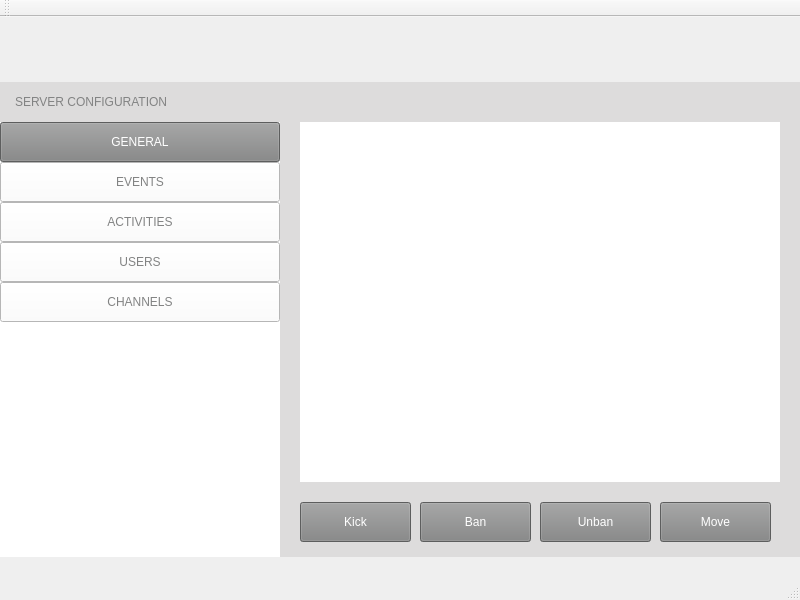
Old version of the form DedicatedServer/VirtualShutterDedicatedServer/mainwindow.ui in the repository bojakowsky/VirtualShutterProject-VoiceCommunicator.
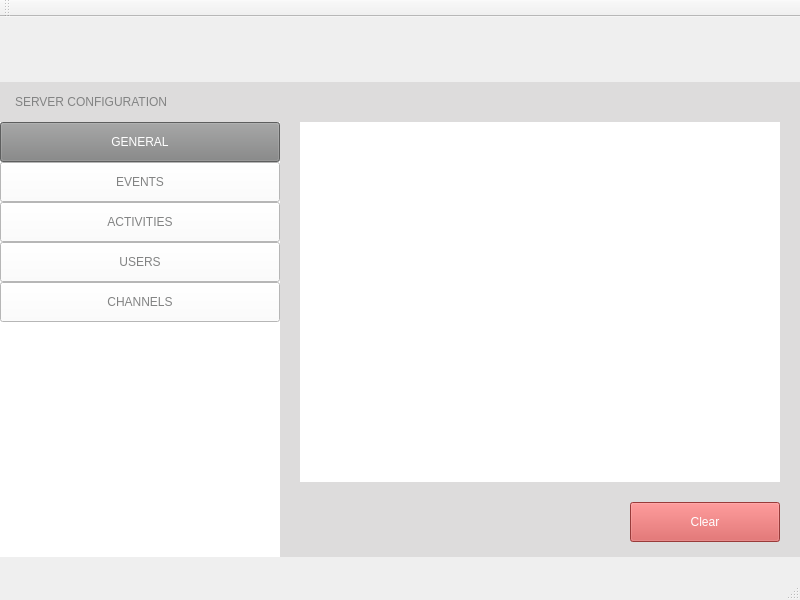
New version of the form. Icons and pictures are not drawn.

Commit message: Server mainly done, clean up to be made

```diff
--- a/DedicatedServer/VirtualShutterDedicatedServer/mainwindow.ui
+++ b/DedicatedServer/VirtualShutterDedicatedServer/mainwindow.ui
@@ -86,7 +86,7 @@
        <rect>
         <x>0</x>
         <y>0</y>
-        <width>180</width>
+        <width>220</width>
         <height>40</height>
        </rect>
       </property>
@@ -114,12 +114,15 @@
      <widget class="QLineEdit" name="serverNameEdit">
       <property name="geometry">
        <rect>
-        <x>190</x>
+        <x>230</x>
         <y>0</y>
-        <width>280</width>
+        <width>240</width>
         <height>30</height>
        </rect>
       </property>
+      <property name="text">
+       <string>TIP_Server</string>
+      </property>
       <property name="frame">
        <bool>false</bool>
       </property>
@@ -130,9 +133,9 @@
      <widget class="Line" name="line">
       <property name="geometry">
        <rect>
-        <x>190</x>
+        <x>230</x>
         <y>32</y>
-        <width>280</width>
+        <width>240</width>
         <height>2</height>
        </rect>
       </property>
@@ -164,7 +167,7 @@
        <rect>
         <x>0</x>
         <y>0</y>
-        <width>180</width>
+        <width>220</width>
         <height>40</height>
        </rect>
       </property>
@@ -185,19 +188,22 @@
 font: 13pt &quot;Cantarell&quot;;</string>
        </property>
        <property name="text">
-        <string>IP</string>
+        <string>IP ADDRESS</string>
        </property>
       </widget>
      </widget>
      <widget class="QLineEdit" name="ipEdit">
       <property name="geometry">
        <rect>
-        <x>190</x>
+        <x>230</x>
         <y>0</y>
-        <width>280</width>
+        <width>240</width>
         <height>30</height>
        </rect>
       </property>
+      <property name="text">
+       <string>192.168.0.100</string>
+      </property>
       <property name="frame">
        <bool>false</bool>
       </property>
@@ -208,9 +214,9 @@
      <widget class="Line" name="line_3">
       <property name="geometry">
        <rect>
-        <x>190</x>
+        <x>230</x>
         <y>32</y>
-        <width>280</width>
+        <width>240</width>
         <height>2</height>
        </rect>
       </property>
@@ -242,7 +248,7 @@
        <rect>
         <x>0</x>
         <y>0</y>
-        <width>180</width>
+        <width>220</width>
         <height>40</height>
        </rect>
       </property>
@@ -270,12 +276,15 @@
      <widget class="QLineEdit" name="portEdit">
       <property name="geometry">
        <rect>
-        <x>190</x>
+        <x>230</x>
         <y>0</y>
-        <width>280</width>
+        <width>240</width>
         <height>30</height>
        </rect>
       </property>
+      <property name="text">
+       <string>1000</string>
+      </property>
       <property name="frame">
        <bool>false</bool>
       </property>
@@ -286,9 +295,9 @@
      <widget class="Line" name="line_4">
       <property name="geometry">
        <rect>
-        <x>190</x>
+        <x>230</x>
         <y>32</y>
-        <width>280</width>
+        <width>240</width>
         <height>2</height>
        </rect>
       </property>
@@ -320,7 +329,7 @@
        <rect>
         <x>0</x>
         <y>0</y>
-        <width>180</width>
+        <width>220</width>
         <height>40</height>
        </rect>
       </property>
@@ -341,19 +350,22 @@
 font: 13pt &quot;Cantarell&quot;;</string>
        </property>
        <property name="text">
-        <string>USERS LIMIT</string>
+        <string>ALL USERS LIMIT</string>
        </property>
       </widget>
      </widget>
      <widget class="QLineEdit" name="limitEdit">
       <property name="geometry">
        <rect>
-        <x>190</x>
+        <x>230</x>
         <y>0</y>
-        <width>280</width>
+        <width>240</width>
         <height>30</height>
        </rect>
       </property>
+      <property name="text">
+       <string>32</string>
+      </property>
       <property name="frame">
        <bool>false</bool>
       </property>
@@ -364,9 +376,9 @@
      <widget class="Line" name="line_5">
       <property name="geometry">
        <rect>
-        <x>190</x>
+        <x>230</x>
         <y>32</y>
-        <width>280</width>
+        <width>240</width>
         <height>2</height>
        </rect>
       </property>
@@ -427,7 +439,7 @@
        <rect>
         <x>0</x>
         <y>0</y>
-        <width>180</width>
+        <width>220</width>
         <height>40</height>
        </rect>
       </property>
@@ -455,9 +467,9 @@
      <widget class="QLineEdit" name="passwordEdit">
       <property name="geometry">
        <rect>
-        <x>190</x>
+        <x>230</x>
         <y>0</y>
-        <width>280</width>
+        <width>240</width>
         <height>30</height>
        </rect>
       </property>
@@ -471,9 +483,9 @@
      <widget class="Line" name="line_6">
       <property name="geometry">
        <rect>
-        <x>190</x>
+        <x>230</x>
         <y>32</y>
-        <width>280</width>
+        <width>240</width>
         <height>2</height>
        </rect>
       </property>
@@ -869,7 +881,7 @@
     <property name="styleSheet">
      <string notr="true">background-color: rgb(221, 220, 220);</string>
     </property>
-    <widget class="QListView" name="activitiesList">
+    <widget class="QListWidget" name="activitiesList">
      <property name="geometry">
       <rect>
        <x>20</x>
@@ -888,7 +900,7 @@
       <enum>QFrame::Plain</enum>
      </property>
     </widget>
-    <widget class="QPushButton" name="pushButton_14">
+    <widget class="QPushButton" name="clearActivitiesButton">
      <property name="geometry">
       <rect>
        <x>350</x>
@@ -928,7 +940,7 @@
     <property name="styleSheet">
      <string notr="true">background-color: rgb(221, 220, 220);</string>
     </property>
-    <widget class="QListView" name="eventsList">
+    <widget class="QListWidget" name="eventsList">
      <property name="geometry">
       <rect>
        <x>20</x>
@@ -947,7 +959,7 @@
       <enum>QFrame::Plain</enum>
      </property>
     </widget>
-    <widget class="QPushButton" name="pushButton_15">
+    <widget class="QPushButton" name="clearEventButton">
      <property name="geometry">
       <rect>
        <x>350</x>
@@ -978,11 +990,11 @@
    <zorder>widget</zorder>
    <zorder>widget_2</zorder>
    <zorder>widget_4</zorder>
-   <zorder>activitiesWidget</zorder>
-   <zorder>eventsWidget</zorder>
-   <zorder>generalWidget</zorder>
    <zorder>channelsWidget</zorder>
    <zorder>usersWidget</zorder>
+   <zorder>generalWidget</zorder>
+   <zorder>activitiesWidget</zorder>
+   <zorder>eventsWidget</zorder>
   </widget>
   <widget class="QMenuBar" name="menuBar">
    <property name="geometry">
```
The commit also changes 110 other files.
